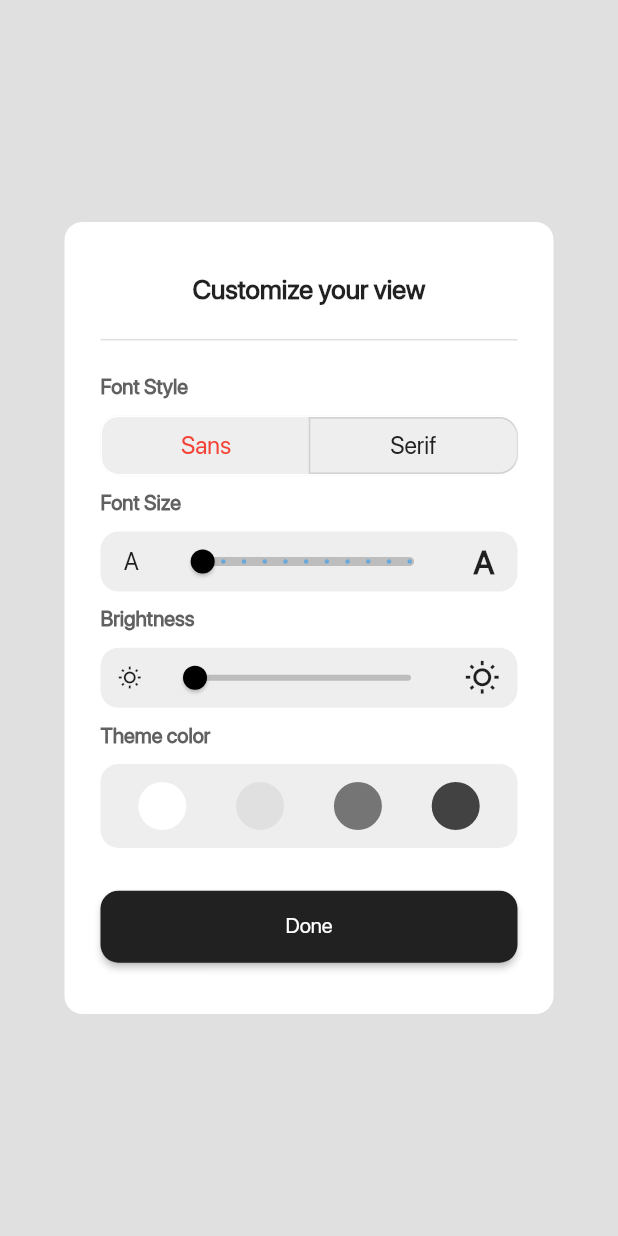
After one commit to ZayniddinMamarasulov/DigiNews, a Flutter app: the ExamplePage screen opened directly, after a tap on the "title" icon, on a phone screen of 412 x 824 dp. The commit adds this screen. Run offline on Flutter 3.47's test engine with Material 2 defaults, Android fonts, the phone set to English and light mode, and no system bars; our stand-ins replace bouncing_widget, carousel_slider, dotted_border, easy_localization, flutter_advanced_drawer, google_fonts and 4 more; accounts and stored records are empty; project files that could hold a hidden picture were left out.

Commit message:
news detail init

```diff
--- /dev/null
+++ b/lib/screens/customread_page/brightnes.dart
@@ -0,0 +1,45 @@
+import 'package:flutter/material.dart';
+
+class BrightnesPage extends StatefulWidget {
+  BrightnesPage({Key? key}) : super(key: key);
+
+  @override
+  State<BrightnesPage> createState() => _BrightnesPageState();
+}
+
+int brightness = 0;
+
+class _BrightnesPageState extends State<BrightnesPage> {
+  @override
+  Widget build(BuildContext context) {
+    return Row(
+      mainAxisAlignment: MainAxisAlignment.spaceEvenly,
+      children: [
+        const Icon(
+          Icons.wb_sunny_outlined,
+          size: 16.0,
+        ),
+        SliderTheme(
+          data: SliderThemeData(
+              activeTrackColor: Colors.black,
+              thumbShape: const RoundSliderThumbShape(enabledThumbRadius: 8.0),
+              trackHeight: 4.0,
+              inactiveTrackColor: Colors.grey[400],
+              thumbColor: Colors.black,
+              minThumbSeparation: 100.0,
+              valueIndicatorTextStyle: const TextStyle(fontSize: 10.0),
+              valueIndicatorColor: Colors.teal),
+          child: Slider.adaptive(
+              min: 0.0,
+              max: 800.0,
+              label: "$brightness",
+              value: brightness.toDouble(),
+              onChanged: (newBrightness) {
+                setState(() => brightness = newBrightness.toInt());
+              }),
+        ),
+        const Icon(Icons.wb_sunny_outlined),
+      ],
+    );
+  }
+}
--- /dev/null
+++ b/lib/screens/customread_page/example_page.dart
@@ -0,0 +1,35 @@
+import 'package:flutter/material.dart';
+
+import 'brightnes.dart';
+import 'font_size.dart';
+import 'hero_animation.dart';
+
+class ExamplePage extends StatelessWidget {
+  const ExamplePage({Key? key}) : super(key: key);
+
+  @override
+  Widget build(BuildContext context) {
+    return Scaffold(
+      backgroundColor: Colors.grey[900 - brightness],
+      appBar: AppBar(
+        title: Text(
+          "data",
+        ),
+        leading: IconButton(
+            onPressed: () {
+              showDialog(
+                barrierDismissible: true,
+                useRootNavigator: true,
+                context: context,
+                builder: (context) => const HeroPage(),
+              );
+            },
+            icon: Icon(Icons.title)),
+      ),
+      body: Text(
+        "nimadir",
+        style: TextStyle(fontSize: 2 * count),
+      ),
+    );
+  }
+}
--- /dev/null
+++ b/lib/screens/customread_page/font_size.dart
@@ -0,0 +1,54 @@
+import 'package:flutter/material.dart';
+
+class FontSize extends StatefulWidget {
+  const FontSize({Key? key}) : super(key: key);
+
+  @override
+  State<FontSize> createState() => _FontSizeState();
+}
+
+double count = 1.0;
+
+class _FontSizeState extends State<FontSize> {
+  RangeValues values = const RangeValues(0.0, 36.0);
+
+  @override
+  Widget build(BuildContext context) {
+    return Row(
+      mainAxisAlignment: MainAxisAlignment.spaceEvenly,
+      children: [
+        const Text(
+          "A",
+          style: TextStyle(fontSize: 16.0, fontWeight: FontWeight.w400),
+        ),
+        SliderTheme(
+          data: SliderThemeData(
+              activeTrackColor: Colors.black,
+              inactiveTrackColor: Colors.grey[400],
+              trackHeight: 6.0,
+              thumbColor: Colors.black,
+              thumbShape: const RoundSliderThumbShape(enabledThumbRadius: 8.0),
+              minThumbSeparation: 100.0,
+              valueIndicatorTextStyle: const TextStyle(fontSize: 10.0),
+              valueIndicatorColor: Colors.white),
+          child: Slider(
+              min: 0.0,
+              max: 36.0,
+              divisions: 10,
+              value: count,
+              onChanged: (double value) => _changed(value)),
+        ),
+        const Text(
+          "A",
+          style: TextStyle(fontSize: 22.0, fontWeight: FontWeight.w700),
+        ),
+      ],
+    );
+  }
+
+  void _changed(value) {
+    setState(() {
+      count = value;
+    });
+  }
+}
--- /dev/null
+++ b/lib/screens/customread_page/font_style.dart
@@ -0,0 +1,73 @@
+import 'package:flutter/material.dart';
+
+List<bool> _isSelected = [false, true];
+Widget selectLang(BuildContext context) {
+  var height = MediaQuery.of(context).size.height;
+  return Container(
+    width: 326,
+    height: 40,
+    decoration: BoxDecoration(
+      border: Border.all(
+        color: Colors.white,
+      ),
+      borderRadius: const BorderRadius.all(
+        Radius.circular(12.0),
+      ),
+    ),
+    child: Row(
+      mainAxisAlignment: MainAxisAlignment.start,
+      mainAxisSize: MainAxisSize.min,
+      children: [
+        ToggleButtons(
+          borderRadius: BorderRadius.circular(12.0),
+          borderColor: Colors.grey[200],
+          children: [
+            Container(
+              decoration: const BoxDecoration(
+                borderRadius: BorderRadius.only(
+                  topLeft: Radius.circular(12.0),
+                  bottomLeft: Radius.circular(12.0),
+                ),
+              ),
+              width: height * 0.166,
+              height: 40,
+              child: const Text(
+                "Sans",
+                style: TextStyle(
+                    color: Colors.red,
+                    fontWeight: FontWeight.w400,
+                    fontSize: 16.0),
+              ),
+              alignment: Alignment.center,
+            ),
+            Container(
+              decoration: BoxDecoration(
+                color: Colors.grey[200],
+                borderRadius: const BorderRadius.only(
+                  topRight: Radius.circular(12.0),
+                  bottomRight: Radius.circular(12.0),
+                ),
+              ),
+              width: height * 0.167,
+              height: 40,
+              child: Text(
+                "Serif",
+                style: TextStyle(
+                    color: Colors.grey[900],
+                    fontWeight: FontWeight.w500,
+                    fontSize: 16.0),
+              ),
+              alignment: Alignment.center,
+            ),
+          ],
+          isSelected: _isSelected,
+          onPressed: (int index) {
+            setState(index);
+          },
+        ),
+      ],
+    ),
+  );
+}
+
+void setState(int index) {}
--- /dev/null
+++ b/lib/screens/customread_page/hero_animation.dart
@@ -0,0 +1,144 @@
+import 'package:flutter/material.dart';
+import 'package:news_app/screens/customread_page/theme_color.dart';
+
+import 'brightnes.dart';
+import 'font_size.dart';
+import 'font_style.dart';
+
+class HeroPage extends StatelessWidget {
+  const HeroPage({Key? key}) : super(key: key);
+
+  @override
+  Widget build(BuildContext context) {
+    return Scaffold(
+      backgroundColor: Colors.grey[300 - brightness],
+      body: SizedBox(
+        child: Hero(
+          transitionOnUserGestures: false,
+          tag: Image.asset("assets/dashboard/Okk.png"),
+          child: Material(
+              color: Colors.grey[300 - brightness],
+              child: InkWell(
+                onTap: () {
+                  Navigator.pop(context);
+                },
+                child: Center(
+                  child: Container(
+                    decoration: BoxDecoration(
+                      color: Colors.white,
+                      borderRadius: BorderRadius.circular(12.0),
+                    ),
+                    width: 326.0,
+                    height: 528.0,
+                    child: Padding(
+                      padding: const EdgeInsets.symmetric(
+                          vertical: 24.0, horizontal: 24.0),
+                      child: Column(
+                        crossAxisAlignment: CrossAxisAlignment.start,
+                        mainAxisAlignment: MainAxisAlignment.spaceEvenly,
+                        children: [
+                          const Center(
+                            child: Text(
+                              "Customize your view",
+                              style: TextStyle(
+                                  fontSize: 18.0, fontWeight: FontWeight.w700),
+                            ),
+                          ),
+                          const Divider(
+                            thickness: 1.0,
+                            height: 26.0,
+                          ),
+                          Text(
+                            "Font Style",
+                            style: TextStyle(
+                                fontSize: 14.0,
+                                color: Colors.grey[700],
+                                fontWeight: FontWeight.w700),
+                          ),
+                          Container(
+                            decoration: BoxDecoration(
+                              color: Colors.grey[200],
+                              borderRadius: BorderRadius.circular(12.0),
+                            ),
+                            width: double.infinity,
+                            height: 40.0,
+                            child: selectLang(context),
+                          ),
+                          Text(
+                            "Font Size",
+                            style: TextStyle(
+                                fontSize: 14.0,
+                                color: Colors.grey[700],
+                                fontWeight: FontWeight.w700),
+                          ),
+                          Container(
+                            decoration: BoxDecoration(
+                              color: Colors.grey[200],
+                              borderRadius: BorderRadius.circular(12.0),
+                            ),
+                            width: double.infinity,
+                            height: 40.0,
+                            child: const FontSize(),
+                          ),
+                          Text(
+                            "Brightness",
+                            style: TextStyle(
+                                fontSize: 14.0,
+                                color: Colors.grey[700],
+                                fontWeight: FontWeight.w700),
+                          ),
+                          Container(
+                            decoration: BoxDecoration(
+                              color: Colors.grey[200],
+                              borderRadius: BorderRadius.circular(12.0),
+                            ),
+                            width: double.infinity,
+                            height: 40.0,
+                            child: BrightnesPage(),
+                          ),
+                          Text(
+                            "Theme color",
+                            style: TextStyle(
+                                fontSize: 14.0,
+                                color: Colors.grey[700],
+                                fontWeight: FontWeight.w700),
+                          ),
+                          Container(
+                            decoration: BoxDecoration(
+                              color: Colors.grey[200],
+                              borderRadius: BorderRadius.circular(12.0),
+                            ),
+                            width: double.infinity,
+                            height: 56.0,
+                            child: const ThemeColor(),
+                          ),
+                          const SizedBox(
+                            height: 8.0,
+                          ),
+                          SizedBox(
+                              height: 48.0,
+                              width: double.infinity,
+                              child: ElevatedButton(
+                                style: ButtonStyle(
+                                    shape: MaterialStateProperty.all(
+                                        RoundedRectangleBorder(
+                                            borderRadius:
+                                                BorderRadius.circular(12))),
+                                    backgroundColor: MaterialStateProperty.all(
+                                        Colors.grey.shade900)),
+                                onPressed: () {
+                                  Navigator.pop(context);
+                                },
+                                child: const Text('Done'),
+                              ))
+                        ],
+                      ),
+                    ),
+                  ),
+                ),
+              )),
+        ),
+      ),
+    );
+  }
+}
--- /dev/null
+++ b/lib/screens/customread_page/theme_color.dart
@@ -0,0 +1,45 @@
+import 'package:flutter/material.dart';
+
+class ThemeColor extends StatefulWidget {
+  const ThemeColor({Key? key}) : super(key: key);
+
+  @override
+  _ThemeColorState createState() => _ThemeColorState();
+}
+
+class _ThemeColorState extends State<ThemeColor> {
+  @override
+  Widget build(BuildContext context) {
+    return Container(
+      child: Row(
+        mainAxisAlignment: MainAxisAlignment.spaceEvenly,
+        children: [
+          IconButton(
+              onPressed: () {},
+              icon: CircleAvatar(
+                backgroundColor: Colors.white,
+                radius: 20,
+              )),
+          IconButton(
+              onPressed: () {},
+              icon: CircleAvatar(
+                backgroundColor: Colors.grey[300],
+                radius: 20,
+              )),
+          IconButton(
+              onPressed: () {},
+              icon: CircleAvatar(
+                backgroundColor: Colors.grey[600],
+                radius: 20,
+              )),
+          IconButton(
+              onPressed: () {},
+              icon: CircleAvatar(
+                backgroundColor: Colors.grey[800],
+                radius: 20,
+              )),
+        ],
+      ),
+    );
+  }
+}
--- a/lib/screens/news_detail/news_detail.dart
+++ b/lib/screens/news_detail/news_detail.dart
@@ -1,5 +1,6 @@
 import 'package:flutter/material.dart';
 import 'package:news_app/models/news.dart';
+import 'package:news_app/screens/customread_page/hero_animation.dart';
 import 'package:news_app/utils/app_colors.dart';
 
 class NewsDetail extends StatefulWidget {
@@ -55,10 +56,18 @@ class _NewsDetailState extends State<NewsDetail> {
                           Padding(
                             padding: const EdgeInsets.only(left: 335),
                             child: IconButton(
-                              icon: Image.asset("assets/icons/img_icon2.png",
-                                  color: Colors.white, width: 24, height: 24),
+                              icon: Image.asset(
+                                  "assets/icons/ic_font_setting.png",
+                                  color: Colors.white,
+                                  width: 24,
+                                  height: 24),
                               onPressed: () {
-                                setState(() {});
+                                showDialog(
+                                  barrierDismissible: true,
+                                  useRootNavigator: true,
+                                  context: context,
+                                  builder: (context) => const HeroPage(),
+                                );
                               },
                             ),
                           ),
```
Also changed, not shown: assets/icons/ic_font_setting.png (renamed from assets/icons/img_icon2.png).
